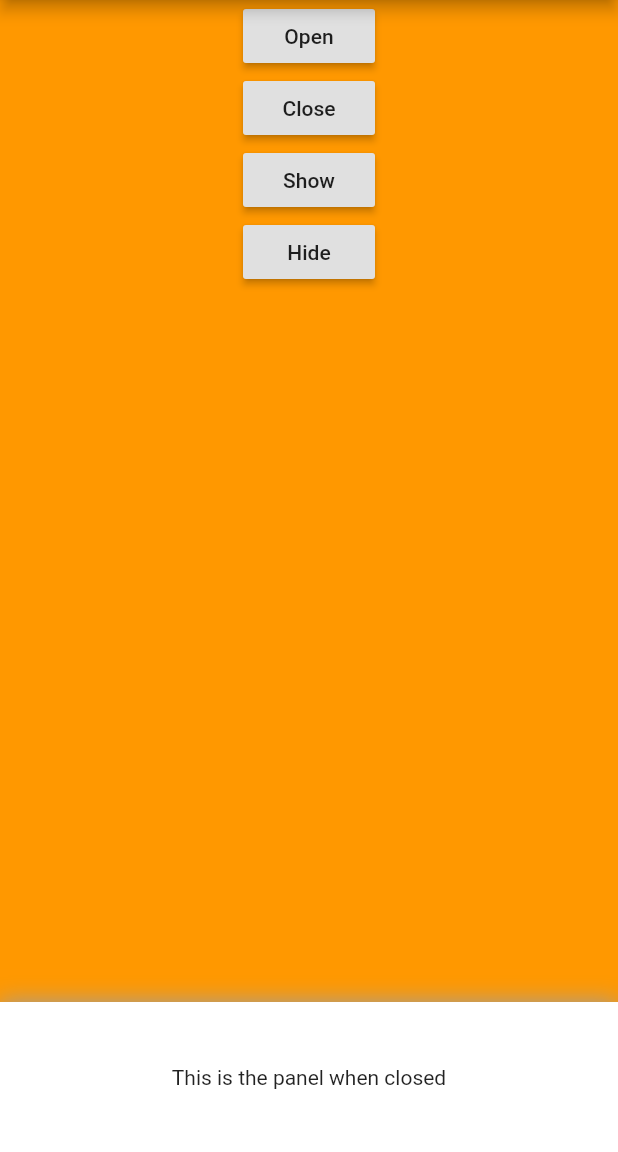
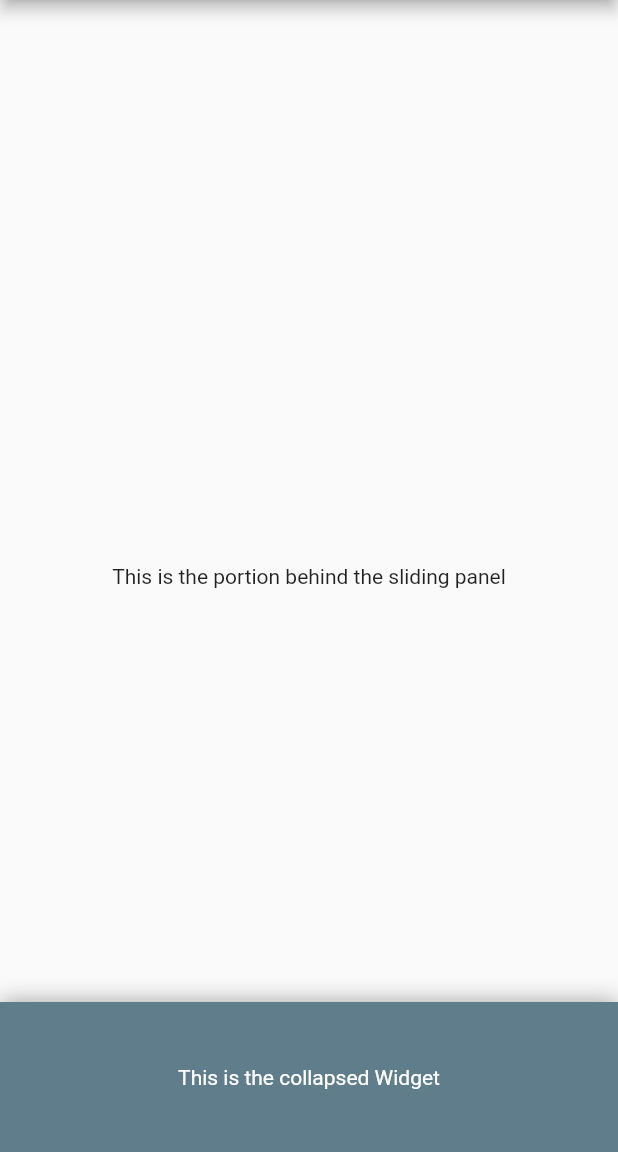
Before and after one commit to akshathjain/sliding_up_panel, a Flutter app: the screen it shows after launch, on a phone screen of 412 x 824 dp, the part 84-1236 px from its top. Run offline on Flutter 3.47's test engine with Material 2 defaults, Android fonts, the phone set to English and light mode, and no system bars.

Commit message:
added comprehensive documentation

```diff
--- a/example/lib/main.dart
+++ b/example/lib/main.dart
@@ -34,23 +34,35 @@ class _HomePageState extends State<HomePage> {
 
   PanelController _pc = new PanelController();
 
+
   @override
 Widget build(BuildContext context) {
   return Scaffold(
     appBar: AppBar(
       title: Text("SlidingUpPanelExample"),
     ),
-      body: _body(),
+    body: SlidingUpPanel(
+      childFront: Center(
+        child: Text("This is the sliding portion"),
+      ),
+      childCollapsed: Container(
+        color: Colors.blueGrey,
+        child: Center(
+          child: Text(
+            "This is the collapsed Widget",
+            style: TextStyle(color: Colors.white),
+          ),
+        ),
+      ),
+      childBehind: Center(
+        child: Text("This is the portion behind the sliding panel"),
+      ),
+    ),
   );
 }
 
   Widget _body(){
-    return Stack(
-      children: <Widget>[
-        Container(
-          width: MediaQuery.of(context).size.width,
-          height: MediaQuery.of(context).size.height,
-          color: Colors.orange,
+    return Container(
       child: Column(
         children: <Widget>[
           RaisedButton(
@@ -71,26 +83,10 @@ class _HomePageState extends State<HomePage> {
           ),
         ],
       ),
-        ),
-        SlidingUpPanel(
-          childCollapsed: Center(child: Text("This is the panel when closed"),),
-          child: Center(child: Text("This is the panel when open"),),
-          controller: _pc,
-        ),
-      ],
     );
-
-
-    // return SlidingUpPanel(
-    //   //back: Center(child: Text("This is the back"),),
-    //   panelCollapsed: Center(child: Text("This is the panel when closed"),),
-    //   panelOpen: Center(child: Text("This is the panel when open"),),
-    // );
-
-
   }
 
-  Widget _floatingClosed(){
+  Widget _floatingCollapsed(){
     return Container(
       decoration: BoxDecoration(
         color: Colors.blueGrey,
@@ -98,16 +94,19 @@ class _HomePageState extends State<HomePage> {
       ),
       margin: const EdgeInsets.fromLTRB(24.0, 24.0, 24.0, 0.0),
       child: Center(
-        child: Text("This is the SlidingUpPanel when closed", style: TextStyle(color: Colors.white),),
+        child: Text(
+          "This is the collapsed Widget",
+          style: TextStyle(color: Colors.white),
+        ),
       ),
     );
   }
 
-  Widget _floatingOpen(){
+  Widget _floatingFront(){
     return Container(
       decoration: BoxDecoration(
         color: Colors.white,
-        borderRadius: BorderRadius.all(Radius.circular(30.0)),
+        borderRadius: BorderRadius.all(Radius.circular(24.0)),
         boxShadow: [
           BoxShadow(
             blurRadius: 20.0,
@@ -122,4 +121,23 @@ class _HomePageState extends State<HomePage> {
     );
   }
 
+  Widget _scrollingList(){
+    return Container(
+      //adding a margin to the top leaves an area where the user can swipe
+      //to open/close the sliding panel
+      margin: const EdgeInsets.only(top: 36.0),
+
+      color: Colors.white,
+      child: ListView.builder(
+        itemCount: 50,
+        itemBuilder: (BuildContext context, int i){
+          return Container(
+            padding: const EdgeInsets.all(12.0),
+            child: Text("$i"),
+          );
+        },
+      ),
+    );
   }
+
+}
--- a/lib/sliding_up_panel.dart
+++ b/lib/sliding_up_panel.dart
@@ -1,7 +1,7 @@
 /*
 Name: Akshath Jain
 Date: 3/30/19
-Purpose: defines the package: sliding_up_panel
+Purpose: Defines the package: sliding_up_panel
 Copyright: © 2019, Akshath Jain. All rights reserved.
 Licensing: More information can be found here: https://github.com/akshathjain/sliding_up_panel/blob/master/LICENSE
 */
--- a/lib/src/panel.dart
+++ b/lib/src/panel.dart
@@ -1,7 +1,7 @@
 /*
 Name: Akshath Jain
 Date: 3/18/19
-Purpose: defines the sliding_up_panel widget
+Purpose: Defines the sliding_up_panel widget
 Copyright: © 2019, Akshath Jain. All rights reserved.
 Licensing: More information can be found here: https://github.com/akshathjain/sliding_up_panel/blob/master/LICENSE
 */
@@ -14,22 +14,22 @@ class SlidingUpPanel extends StatefulWidget {
   /// The Widget displayed when the sliding panel is fully opened. This slides into view as the panel is opened.
   /// When the panel is collased and if the [childCollapsed] is null, then top portion of this Widget
   /// will be displayed on the panel; otherwise, the [childCollapsed] will be displayed overtop of this Widget.
-  final Widget child;
+  final Widget childFront;
 
-  /// The Widget displayed in the sliding panel when collapsed. This dissappears as the panel is opened.
+  /// The Widget displayed in the sliding panel when collapsed. This fades out as the panel is opened.
   final Widget childCollapsed;
 
   /// The Widget that lies underneath the sliding panel. This widget automatically sizes itself
-  /// to be in an area
+  /// to fill the screen.
   final Widget childBehind;
 
   /// The height of the sliding panel when fully collapsed.
-  final double panelHeightCollapsed;
+  final double minHeight;
 
   /// The height of the sliding panel when fully open.
-  final double panelHeightOpen;
+  final double maxHeight;
 
-  /// A border to draw around the sliding panel sheet.
+  /// A border to draw around the sliding panel.
   final Border border;
 
   /// If non-null, the corners of the sliding panel sheet are rounded by this [BorderRadius].
@@ -48,7 +48,7 @@ class SlidingUpPanel extends StatefulWidget {
   final EdgeInsetsGeometry margin;
 
   /// Set to false to not to render the sliding panel.
-  /// This means that only [childBehind], [childCollapsed], and the [child] Widgets will be rendered.
+  /// This means that only [childBehind], [childCollapsed], and the [childFront] Widgets will be rendered.
   /// Set this to false if you want to achieve a floating effect or want more customization over how the sliding panel
   /// looks like.
   final bool renderPanel;
@@ -61,11 +61,11 @@ class SlidingUpPanel extends StatefulWidget {
 
   SlidingUpPanel({
     Key key,
-    @required this.child,
+    @required this.childFront,
     this.childBehind,
     this.childCollapsed,
-    this.panelHeightCollapsed = 100.0,
-    this.panelHeightOpen = 500.0,
+    this.minHeight = 100.0,
+    this.maxHeight = 500.0,
     this.border,
     this.borderRadius,
     this.boxShadow = const <BoxShadow>[
@@ -107,8 +107,8 @@ class _SlidingUpPanelState extends State<SlidingUpPanel> with SingleTickerProvid
     });
     _ac.value = 0.0;
 
-    _closedHeight = widget.panelHeightCollapsed;
-    _openHeight = widget.panelHeightOpen;
+    _closedHeight = widget.minHeight;
+    _openHeight = widget.maxHeight;
 
     widget.controller?._addCloseListener(_close);
     widget.controller?._addOpenListener(_open);
@@ -150,16 +150,18 @@ class _SlidingUpPanelState extends State<SlidingUpPanel> with SingleTickerProvid
                 //open panel
                 Positioned(
                   top: 0.0,
-                  width: MediaQuery.of(context).size.width,
+                  width:  MediaQuery.of(context).size.width -
+                          (widget.margin != null ? widget.margin.horizontal : 0) -
+                          (widget.padding != null ? widget.padding.horizontal : 0),
                   child: Container(
-                    height: widget.panelHeightOpen,
-                    child: widget.child,
+                    height: widget.maxHeight,
+                    child: widget.childFront,
                   )
                 ),
 
                 // collapsed panel
                 Container(
-                  height: widget.panelHeightCollapsed,
+                  height: widget.minHeight,
                   child: Opacity(
                     opacity: 1.0 - _ac.value,
                     child: widget.childCollapsed ?? Container()
@@ -303,7 +305,7 @@ class PanelController{
     this._closeListener = listener;
   }
 
-  /// Closes the sliding panel to its collapsed state
+  /// Closes the sliding panel to its collapsed state (i.e. to the  minHeight)
   void close(){
     _closeListener();
   }
@@ -312,7 +314,7 @@ class PanelController{
     this._openListener = listener;
   }
 
-  /// Opens the sliding panel fully
+  /// Opens the sliding panel fully (i.e. to the maxHeight)
   void open(){
     _openListener();
   }
@@ -321,7 +323,7 @@ class PanelController{
     this._hideListener = listener;
   }
 
-  /// Hides the sliding panel (is invisible)
+  /// Hides the sliding panel (i.e. is invisible)
   void hide(){
     _hideListener();
   }
@@ -330,7 +332,7 @@ class PanelController{
     this._showListener = listener;
   }
 
-  /// Shows the hiding panel in its collapsed state
+  /// Shows the sliding panel in its collapsed state (i.e. "un-hide" the sliding panel)
   void show(){
     _showListener();
   }
```
Also changed, not shown: 16 other files. Lines whose indentation alone changed are shown as unchanged.
